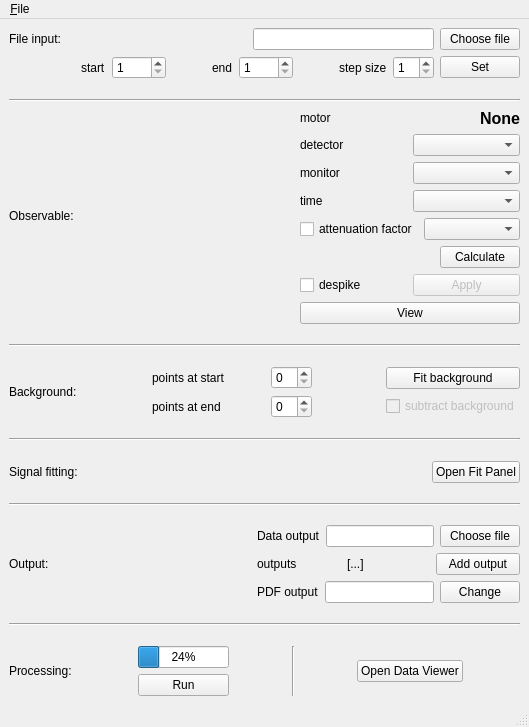
Above: gui/iint-gui.ui from syncope/adapt before the change. Below: the same form after it.
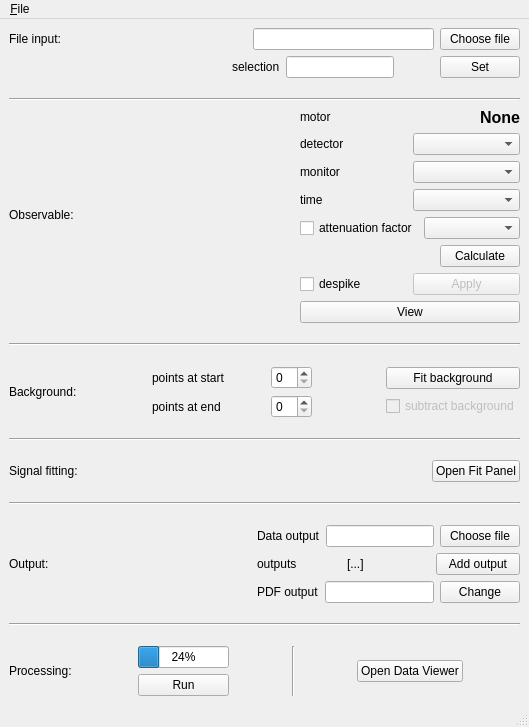
That is the form after the change.

Commit message:
solved issue 15: implement scan list
implemented: print dialog like scan list
- changed: gui, gui code, specfilereader format and test config file

The edit to the form file:
```diff
--- a/gui/iint-gui.ui
+++ b/gui/iint-gui.ui
@@ -74,51 +74,14 @@
           <item>
            <widget class="QLabel" name="label">
             <property name="text">
-             <string>start</string>
-            </property>
-           </widget>
-          </item>
-          <item>
-           <widget class="QSpinBox" name="processingStartSB">
-            <property name="minimum">
-             <number>1</number>
-            </property>
-            <property name="maximum">
-             <number>1200</number>
+             <string>selection</string>
             </property>
            </widget>
           </item>
           <item>
            <layout class="QHBoxLayout" name="horizontalLayout_2">
             <item>
-             <spacer name="horizontalSpacer_16">
-              <property name="orientation">
-               <enum>Qt::Horizontal</enum>
-              </property>
-              <property name="sizeHint" stdset="0">
-               <size>
-                <width>40</width>
-                <height>20</height>
-               </size>
-              </property>
-             </spacer>
-            </item>
-            <item>
-             <widget class="QLabel" name="label_2">
-              <property name="text">
-               <string>end</string>
-              </property>
-             </widget>
-            </item>
-            <item>
-             <widget class="QSpinBox" name="processingEndSB">
-              <property name="minimum">
-               <number>1</number>
-              </property>
-              <property name="maximum">
-               <number>1200</number>
-              </property>
-             </widget>
+             <widget class="QLineEdit" name="scanSelectionInput"/>
             </item>
             <item>
              <layout class="QHBoxLayout" name="horizontalLayout_13">
@@ -135,23 +98,6 @@
                 </property>
                </spacer>
               </item>
-              <item>
-               <widget class="QLabel" name="label_3">
-                <property name="text">
-                 <string>step size</string>
-                </property>
-               </widget>
-              </item>
-              <item>
-               <widget class="QSpinBox" name="processingStepSB">
-                <property name="minimum">
-                 <number>1</number>
-                </property>
-                <property name="value">
-                 <number>1</number>
-                </property>
-               </widget>
-              </item>
              </layout>
             </item>
             <item>
```
The commit also changes 3 other files.
